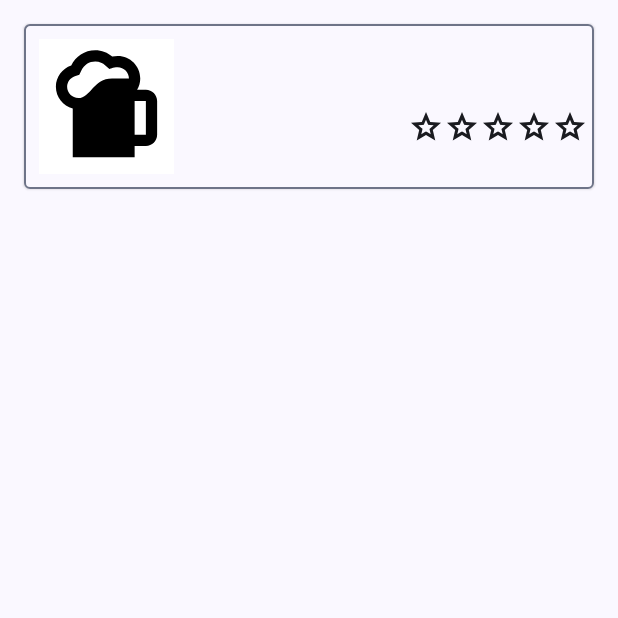
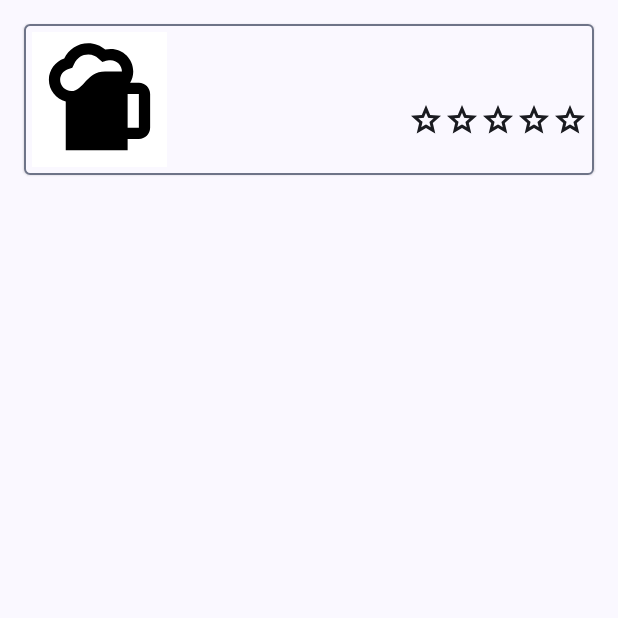
Before and after one commit to Geocasmith/BrewApp, an Android app built with Jetpack Compose: the composable BeerCard called with empty values, on a phone screen of 412 x 824 dp, the top half of it. Run offline under Robolectric (Android 15) with nearby library versions, the phone set to English and light mode, and no system bars; network calls fail; pictures from the network do not load.

Commit message:
Finished Styling on Beer Cards

```diff
--- a/app/app/src/main/java/com/example/seng440assignment2/components/BeerReviewCard.kt
+++ b/app/app/src/main/java/com/example/seng440assignment2/components/BeerReviewCard.kt
@@ -5,6 +5,7 @@ import androidx.compose.foundation.background
 import androidx.compose.foundation.clickable
 import androidx.compose.foundation.layout.*
 import androidx.compose.foundation.shape.CircleShape
+import androidx.compose.foundation.shape.RoundedCornerShape
 import androidx.compose.material.Card
 import androidx.compose.material3.MaterialTheme
 import androidx.compose.material3.Text
@@ -41,14 +42,13 @@ fun BeerReviewCard(beerName:String, reviewContent:String, reviewerName:String, r
             //box with image aligned center horizontally and height of 90 and width of 50 dp
             Box(
                 modifier = Modifier
-                    .padding(10.dp)
+                    .padding(5.dp)
                     .height(90.dp)
                     .width(90.dp)
                     .background(Color.White),
                 contentAlignment = Alignment.Center
             ) {
-                //image if its a showimage
-
+                //image if its a show image
                 AsyncImage(
                     model = ImageRequest.Builder(LocalContext.current).data(imageLink).error(R.drawable.beer_icon).build(),
                     contentScale = ContentScale.Fit,
@@ -121,7 +121,7 @@ fun BeerCard(beerName:String, imageLink:String, rating:Float, onNavigateToBeerPa
         Row(verticalAlignment = Alignment.CenterVertically) {
             //box with image aligned center horizontally and height of 90 and width of 50 dp
             Box(modifier = Modifier
-                    .padding(10.dp)
+                    .padding(5.dp)
                     .height(90.dp)
                     .width(90.dp)
                     .background(Color.White),
@@ -132,10 +132,7 @@ fun BeerCard(beerName:String, imageLink:String, rating:Float, onNavigateToBeerPa
                     model = ImageRequest.Builder(LocalContext.current).data(imageLink).error(R.drawable.beer_icon).build(),
                     contentScale = ContentScale.Fit,
                     contentDescription = "Beer!",
-                    modifier = Modifier
-                        .fillMaxSize()
-                        .clip(CircleShape)
-                        .size(100.dp)
+                    modifier = Modifier.fillMaxSize()
                 )
             }
 
```
